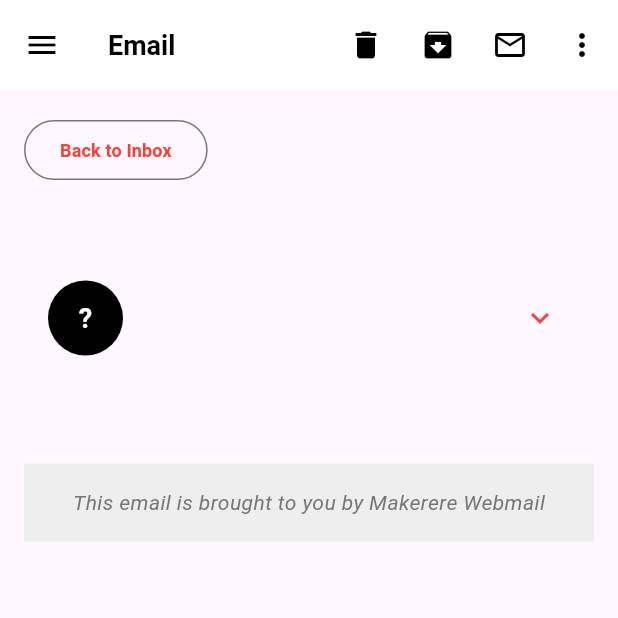
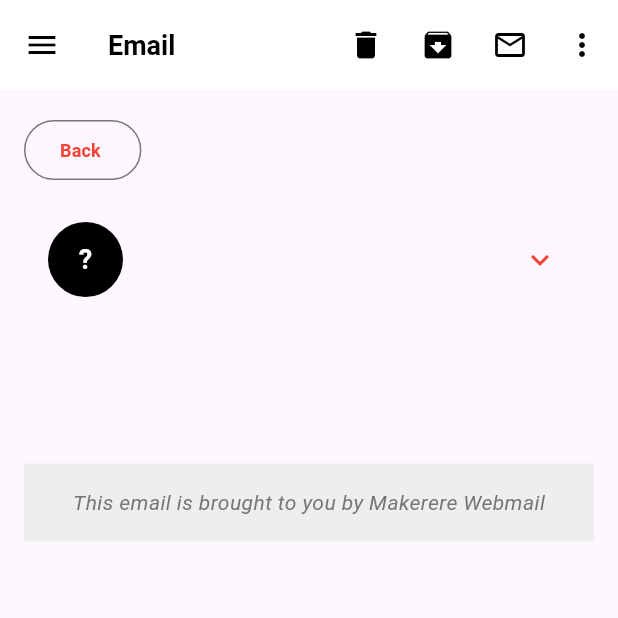
Before and after one commit to Aurits/webmail_v3, a Flutter app: the EmailDetailPage screen opened directly with empty values, on a phone screen of 412 x 824 dp, the top half of it. Run offline on Flutter 3.47's test engine with Material 3 defaults, Android fonts, the phone set to English and light mode, and no system bars; our stand-ins replace dio, flutter_form_builder, flutter_widget_from_html, form_builder_validators, settings_ui, sqflite; accounts and stored records are empty.

Commit message:
Feb 5, 2024, 11:59 AM

```diff
--- a/lib/pages/emails/email_detail_page.dart
+++ b/lib/pages/emails/email_detail_page.dart
@@ -62,7 +62,7 @@ class EmailDetailPage extends StatelessWidget {
                 Navigator.pop(context);
               },
               child: const Text(
-                'Back to Inbox',
+                'Back ',
                 style: TextStyle(
                     fontSize: 12,
                     fontWeight: FontWeight.bold,
@@ -70,17 +70,6 @@ class EmailDetailPage extends StatelessWidget {
               ),
             ),
             const SizedBox(height: 16),
-            Center(
-              child: Text(
-                email.subject,
-                textAlign: TextAlign.center,
-                style: const TextStyle(
-                  fontSize: 20,
-                  fontWeight: FontWeight.bold,
-                ),
-              ),
-            ),
-            const SizedBox(height: 10),
 
             ExpansionTile(
               iconColor: Colors.green,
@@ -162,6 +151,17 @@ class EmailDetailPage extends StatelessWidget {
               },
             ),
             const SizedBox(height: 16),
+            Center(
+              child: Text(
+                email.subject,
+                textAlign: TextAlign.center,
+                style: const TextStyle(
+                  fontSize: 20,
+                  fontWeight: FontWeight.bold,
+                ),
+              ),
+            ),
+            const SizedBox(height: 10),
             HtmlWidget(
               // the first parameter (`html`) is required
               email.message,
```
